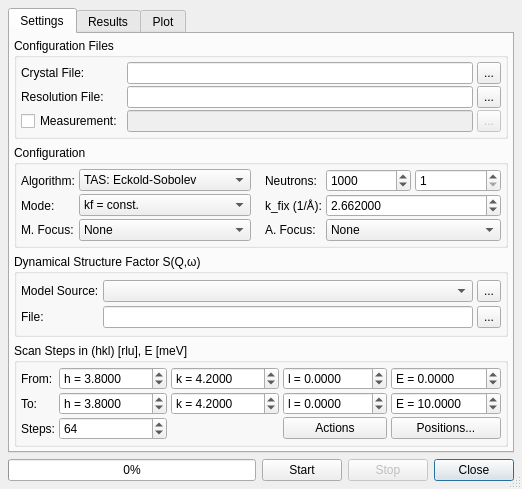
Before: the Qt Designer form ui/monteconvo.ui in t-weber/takin, drawn with Qt 5.
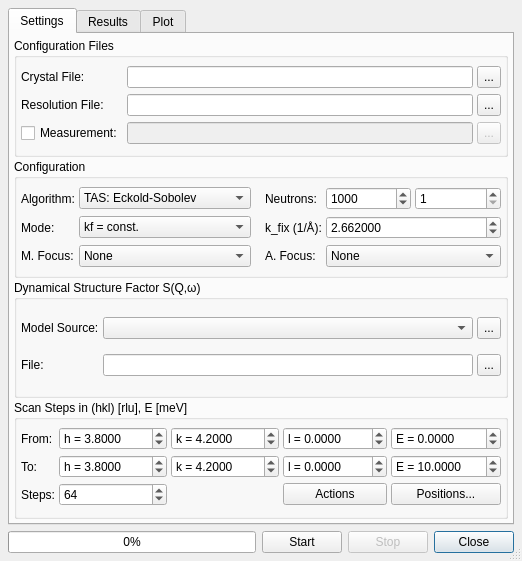
After: the same form once the commit is applied. Custom widgets are drawn as their Qt base class.

Diff of the .ui file:
```diff
--- a/ui/monteconvo.ui
+++ b/ui/monteconvo.ui
@@ -6,8 +6,8 @@
    <rect>
     <x>0</x>
     <y>0</y>
-    <width>446</width>
-    <height>489</height>
+    <width>511</width>
+    <height>561</height>
    </rect>
   </property>
   <property name="windowTitle">
@@ -78,6 +78,9 @@
        <property name="margin">
         <number>4</number>
        </property>
+       <property name="spacing">
+        <number>2</number>
+       </property>
        <item row="1" column="0">
         <widget class="QGroupBox" name="groupBox_4">
          <property name="title">
```
